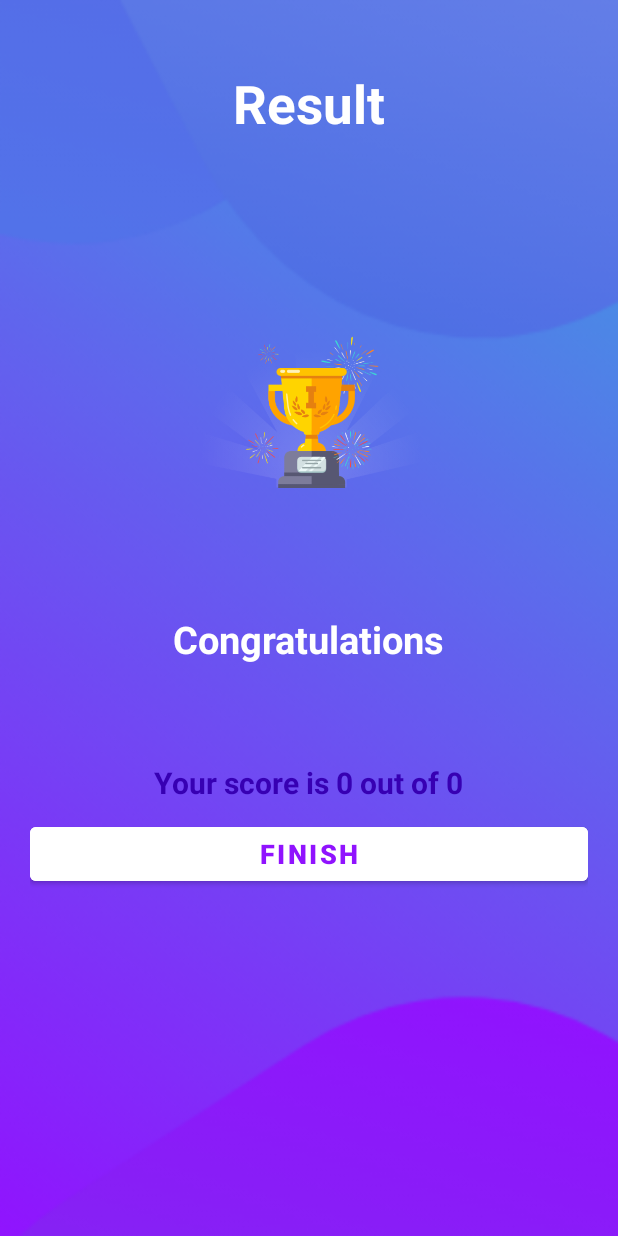
After one commit to BLimaM4I/MyQuizApp, an Android app: the ResultActivity screen opened directly, with no data from a screen before it, on a phone screen of 412 x 824 dp. The commit adds this screen. Run offline under Robolectric (Android 15) with nearby library versions, the phone set to English and light mode, and no system bars.

Commit message:
Add UI and logic fo ResultActivity

```diff
--- a/app/src/main/AndroidManifest.xml
+++ b/app/src/main/AndroidManifest.xml
@@ -12,6 +12,9 @@
         android:supportsRtl="true"
         android:theme="@style/Theme.MyQuizApp"
         tools:targetApi="31">
+        <activity
+            android:name=".ResultActivity"
+            android:exported="false" />
         <activity
             android:name=".QuizQuestionsActivity"
             android:exported="false" />
--- a/app/src/main/java/m4i/blima/myquizapp/Constants.kt
+++ b/app/src/main/java/m4i/blima/myquizapp/Constants.kt
@@ -1,6 +1,11 @@
 package m4i.blima.myquizapp
 
 object Constants {
+
+    const val USER_NAME: String = "user_name"
+    const val TOTAL_QUESTIONS: String = "total_questions"
+    const val CORRECT_ANSWERS: String = "correct_answers"
+
     fun getQuestions(): ArrayList<Question> {
         val questionsList = ArrayList<Question>()
 
--- a/app/src/main/java/m4i/blima/myquizapp/MainActivity.kt
+++ b/app/src/main/java/m4i/blima/myquizapp/MainActivity.kt
@@ -20,6 +20,8 @@ class MainActivity : AppCompatActivity() {
                 Toast.makeText(this, "Please enter your name", Toast.LENGTH_LONG).show()
             } else {
                 val intent = Intent(this, QuizQuestionsActivity::class.java)
+                intent.putExtra(Constants.USER_NAME, etName.text.toString())
+
                 startActivity(intent)
                 finish()
             }
--- /dev/null
+++ b/app/src/main/java/m4i/blima/myquizapp/ResultActivity.kt
@@ -0,0 +1,30 @@
+package m4i.blima.myquizapp
+
+import android.content.Intent
+import androidx.appcompat.app.AppCompatActivity
+import android.os.Bundle
+import android.widget.Button
+import android.widget.TextView
+
+class ResultActivity : AppCompatActivity() {
+    override fun onCreate(savedInstanceState: Bundle?) {
+        super.onCreate(savedInstanceState)
+        setContentView(R.layout.activity_result)
+
+        val tvName: TextView = findViewById(R.id.tv_name)
+        val tvScore: TextView = findViewById(R.id.tv_score)
+        val btnFinish: Button = findViewById(R.id.btn_finish)
+
+        tvName.text = intent.getStringExtra(Constants.USER_NAME)
+
+        val totalQuestions = intent.getIntExtra(Constants.TOTAL_QUESTIONS, 0)
+        val correctAnswers = intent.getIntExtra(Constants.CORRECT_ANSWERS, 0)
+
+        tvScore.text = "Your score is $correctAnswers out of $totalQuestions"
+
+        btnFinish.setOnClickListener {
+            startActivity(Intent(this, MainActivity::class.java))
+        }
+
+    }
+}
--- /dev/null
+++ b/app/src/main/res/layout/activity_result.xml
@@ -0,0 +1,71 @@
+<?xml version="1.0" encoding="utf-8"?>
+<LinearLayout xmlns:android="http://schemas.android.com/apk/res/android"
+    xmlns:app="http://schemas.android.com/apk/res-auto"
+    xmlns:tools="http://schemas.android.com/tools"
+    android:layout_width="match_parent"
+    android:layout_height="match_parent"
+    android:background="@drawable/ic_bg"
+    android:gravity="center_horizontal"
+    android:orientation="vertical"
+    android:padding="20dp"
+    tools:context=".ResultActivity">
+
+    <TextView
+        android:id="@+id/tv_result"
+        android:layout_width="wrap_content"
+        android:layout_height="wrap_content"
+        android:layout_marginTop="25dp"
+        android:text="Result"
+        android:textColor="@color/white"
+        android:textSize="35sp"
+        android:textStyle="bold" />
+
+    <ImageView
+        android:id="@+id/iv_trophy"
+        android:layout_width="200dp"
+        android:layout_height="300dp"
+        android:contentDescription="image"
+        android:src="@drawable/ic_trophy" />
+
+    <TextView
+        android:id="@+id/tv_congratulations"
+        android:layout_width="wrap_content"
+        android:layout_height="wrap_content"
+        android:layout_marginTop="16dp"
+        android:text="Congratulations"
+        android:textColor="@color/white"
+        android:textSize="25sp"
+        android:textStyle="bold" />
+
+    <TextView
+        android:id="@+id/tv_name"
+        android:layout_width="wrap_content"
+        android:layout_height="wrap_content"
+        android:layout_marginTop="25dp"
+        android:textColor="@color/white"
+        android:textSize="22sp"
+        android:textStyle="bold"
+        tools:text="Username" />
+
+    <TextView
+        android:id="@+id/tv_score"
+        android:layout_width="wrap_content"
+        android:layout_height="wrap_content"
+        android:layout_marginTop="10dp"
+        android:textColor="@color/design_default_color_primary_dark"
+        android:textSize="20sp"
+        android:textStyle="bold"
+        tools:text="Your score is 9 out of 10" />
+
+    <Button
+        android:id="@+id/btn_finish"
+        android:layout_width="match_parent"
+        android:layout_height="wrap_content"
+        android:layout_marginTop="10dp"
+        android:backgroundTint="@color/white"
+        android:text="FINISH"
+        android:textColor="@color/colorPrimary"
+        android:textSize="18sp"
+        android:textStyle="bold" />
+
+</LinearLayout>
```
Also changed, not shown: app/src/main/java/m4i/blima/myquizapp/QuizQuestionsActivity.kt (+124 -6 lines), app/src/main/res/drawable/correct_option_border_bg.xml (added, +7 -0 lines), app/src/main/res/drawable/wrong_option_border_bg.xml (added, +7 -0 lines), app/src/main/res/drawable/ic_trophy.png (added).
